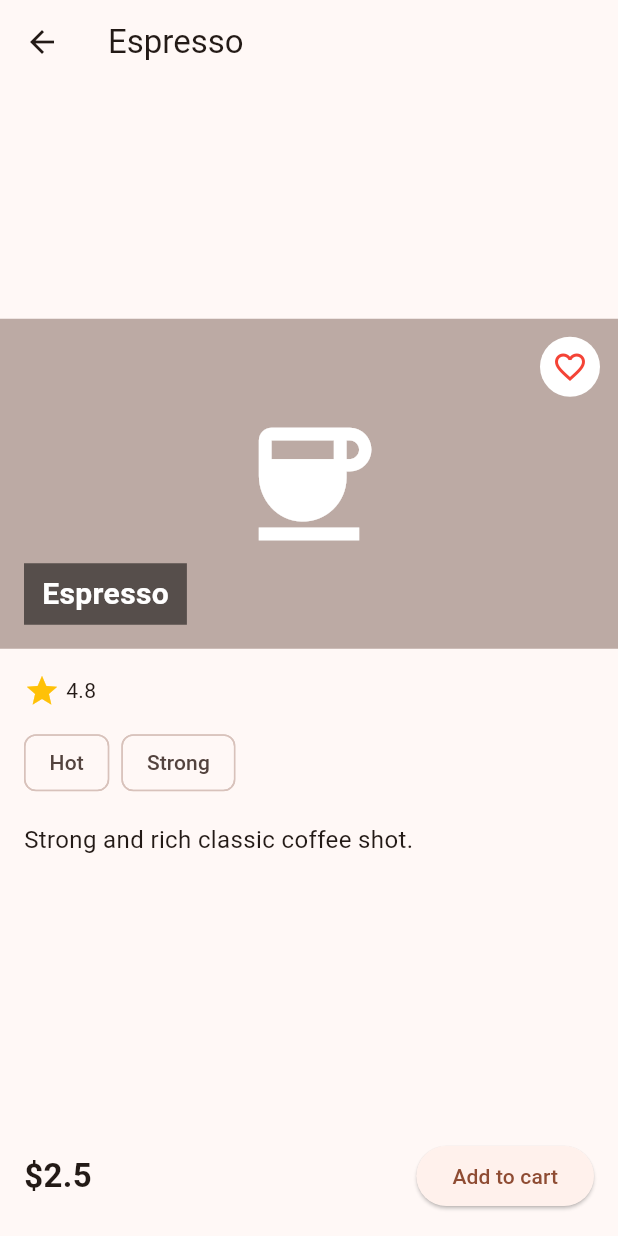
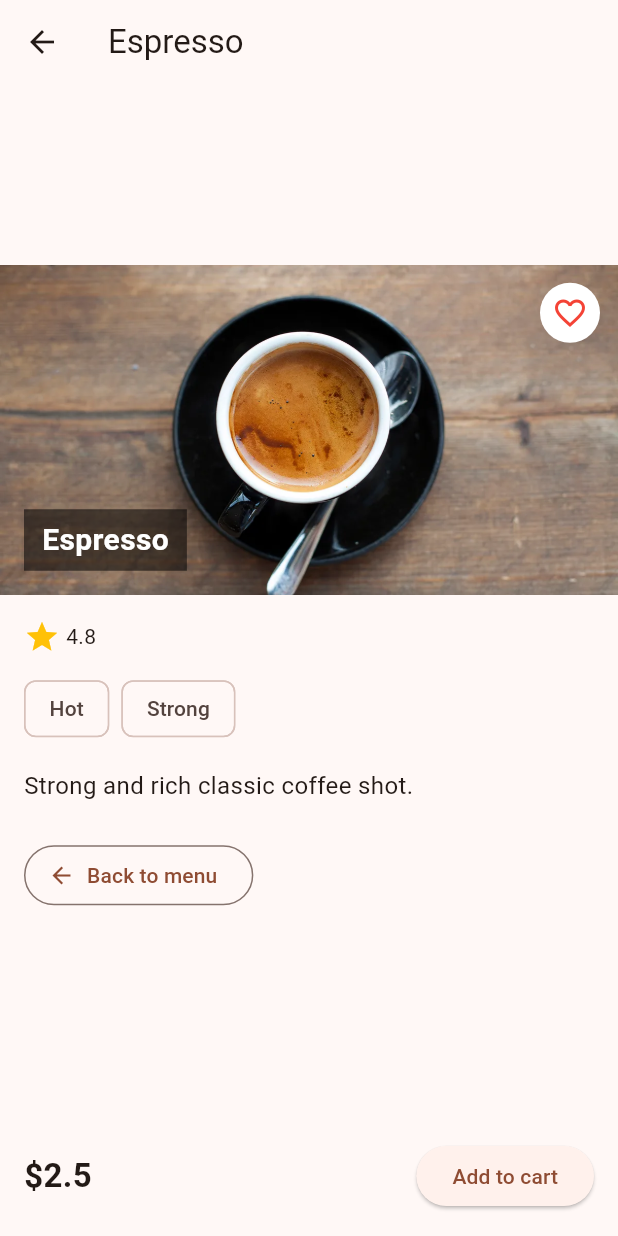
Before and after one commit to AdllYul/bean_box, a Flutter app: the screen it shows after launch, after a tap on "Espresso", on a phone screen of 412 x 824 dp. Run offline on Flutter 3.47's test engine with Material 3 defaults, Android fonts, the phone set to English and light mode, and no system bars.

Commit message:
Lab7: navigation, favorites, profile

```diff
--- a/lib/main.dart
+++ b/lib/main.dart
@@ -1,5 +1,5 @@
 import 'package:flutter/material.dart';
-import 'screens/home_screen.dart';
+import 'screens/root_screen.dart';
 
 void main() {
   runApp(const MyApp());
@@ -15,7 +15,7 @@ class MyApp extends StatelessWidget {
       theme: ThemeData(
         colorScheme: ColorScheme.fromSeed(seedColor: Colors.brown),
       ),
-      home: const HomeScreen(),
+      home: const RootScreen(),
     );
   }
 }
--- a/lib/screens/detail_screen.dart
+++ b/lib/screens/detail_screen.dart
@@ -3,15 +3,28 @@ import '../models/product.dart';
 
 class DetailScreen extends StatefulWidget {
   final Product product;
+  final bool isFavorite;
+  final void Function(Product) onToggleFavorite;
 
-  const DetailScreen({super.key, required this.product});
+  const DetailScreen({
+    super.key,
+    required this.product,
+    required this.isFavorite,
+    required this.onToggleFavorite,
+  });
 
   @override
   State<DetailScreen> createState() => _DetailScreenState();
 }
 
 class _DetailScreenState extends State<DetailScreen> {
-  bool isFavorite = false;
+  late bool isFavorite;
+
+  @override
+  void initState() {
+    super.initState();
+    isFavorite = widget.isFavorite;
+  }
 
   @override
   Widget build(BuildContext context) {
@@ -28,15 +41,19 @@ class _DetailScreenState extends State<DetailScreen> {
               children: [
                 Stack(
                   children: [
-                    Container(
+                    Image.asset(
+                      product.image,
                       height: 220,
                       width: double.infinity,
-                      color: Colors.brown.shade200,
-                      child: const Icon(
-                        Icons.coffee,
-                        size: 100,
-                        color: Colors.white,
-                      ),
+                      fit: BoxFit.cover,
+                      errorBuilder: (context, error, stackTrace) {
+                        return Container(
+                          height: 220,
+                          width: double.infinity,
+                          color: Colors.brown.shade200,
+                          child: const Icon(Icons.coffee, size: 100),
+                        );
+                      },
                     ),
                     Positioned(
                       top: 8,
@@ -50,6 +67,7 @@ class _DetailScreenState extends State<DetailScreen> {
                           color: Colors.red,
                         ),
                         onPressed: () {
+                          widget.onToggleFavorite(product);
                           setState(() {
                             isFavorite = !isFavorite;
                           });
@@ -102,6 +120,14 @@ class _DetailScreenState extends State<DetailScreen> {
                         product.description,
                         style: const TextStyle(fontSize: 16),
                       ),
+                      const SizedBox(height: 24),
+                      OutlinedButton.icon(
+                        onPressed: () {
+                          Navigator.pop(context);
+                        },
+                        icon: const Icon(Icons.arrow_back),
+                        label: const Text('Back to menu'),
+                      ),
                     ],
                   ),
                 ),
--- a/lib/screens/home_screen.dart
+++ b/lib/screens/home_screen.dart
@@ -3,7 +3,14 @@ import '../models/product.dart';
 import '../widgets/product_card.dart';
 
 class HomeScreen extends StatelessWidget {
-  const HomeScreen({super.key});
+  final List<Product> favorites;
+  final void Function(Product) onToggleFavorite;
+
+  const HomeScreen({
+    super.key,
+    required this.favorites,
+    required this.onToggleFavorite,
+  });
 
   @override
   Widget build(BuildContext context) {
@@ -12,7 +19,12 @@ class HomeScreen extends StatelessWidget {
       body: ListView.builder(
         itemCount: products.length,
         itemBuilder: (context, index) {
-          return ProductCard(product: products[index]);
+          final product = products[index];
+          return ProductCard(
+            product: product,
+            isFavorite: favorites.contains(product),
+            onToggleFavorite: onToggleFavorite,
+          );
         },
       ),
     );
--- /dev/null
+++ b/lib/screens/profile_screen.dart
@@ -0,0 +1,13 @@
+import 'package:flutter/material.dart';
+
+class ProfileScreen extends StatelessWidget {
+  const ProfileScreen({super.key});
+
+  @override
+  Widget build(BuildContext context) {
+    return Scaffold(
+      appBar: AppBar(title: const Text('Profile')),
+      body: const Center(child: Text('Profile')),
+    );
+  }
+}
--- /dev/null
+++ b/lib/screens/root_screen.dart
@@ -0,0 +1,59 @@
+import 'package:flutter/material.dart';
+import '../models/product.dart';
+import 'home_screen.dart';
+import 'favorites_screen.dart';
+import 'profile_screen.dart';
+
+class RootScreen extends StatefulWidget {
+  const RootScreen({super.key});
+
+  @override
+  State<RootScreen> createState() => _RootScreenState();
+}
+
+class _RootScreenState extends State<RootScreen> {
+  int currentIndex = 0;
+  final List<Product> favorites = [];
+
+  void toggleFavorite(Product product) {
+    setState(() {
+      if (favorites.contains(product)) {
+        favorites.remove(product);
+      } else {
+        favorites.add(product);
+      }
+    });
+  }
+
+  @override
+  Widget build(BuildContext context) {
+    final tabs = [
+      HomeScreen(favorites: favorites, onToggleFavorite: toggleFavorite),
+      FavoritesScreen(favorites: favorites, onToggleFavorite: toggleFavorite),
+      const ProfileScreen(),
+    ];
+
+    return Scaffold(
+      body: IndexedStack(
+        index: currentIndex,
+        children: tabs,
+      ),
+      bottomNavigationBar: BottomNavigationBar(
+        currentIndex: currentIndex,
+        onTap: (index) {
+          setState(() {
+            currentIndex = index;
+          });
+        },
+        items: const [
+          BottomNavigationBarItem(icon: Icon(Icons.home), label: 'Feed'),
+          BottomNavigationBarItem(
+            icon: Icon(Icons.favorite),
+            label: 'Favorites',
+          ),
+          BottomNavigationBarItem(icon: Icon(Icons.person), label: 'Profile'),
+        ],
+      ),
+    );
+  }
+}
--- a/lib/widgets/product_card.dart
+++ b/lib/widgets/product_card.dart
@@ -1,12 +1,18 @@
 import 'package:flutter/material.dart';
-
 import '../models/product.dart';
 import '../screens/detail_screen.dart';
 
 class ProductCard extends StatelessWidget {
   final Product product;
+  final bool isFavorite;
+  final void Function(Product) onToggleFavorite;
 
-  const ProductCard({super.key, required this.product});
+  const ProductCard({
+    super.key,
+    required this.product,
+    required this.isFavorite,
+    required this.onToggleFavorite,
+  });
 
   @override
   Widget build(BuildContext context) {
@@ -18,7 +24,11 @@ class ProductCard extends StatelessWidget {
           Navigator.push(
             context,
             MaterialPageRoute(
-              builder: (context) => DetailScreen(product: product),
+              builder: (context) => DetailScreen(
+                product: product,
+                isFavorite: isFavorite,
+                onToggleFavorite: onToggleFavorite,
+              ),
             ),
           );
         },
@@ -30,9 +40,10 @@ class ProductCard extends StatelessWidget {
               height: 160,
               width: double.infinity,
               fit: BoxFit.cover,
-              errorBuilder: (context, error, StackTrace) {
+              errorBuilder: (context, error, stackTrace) {
                 return Container(
                   height: 160,
+                  width: double.infinity,
                   color: Colors.brown.shade100,
                   child: const Icon(Icons.coffee, size: 60),
                 );
@@ -58,11 +69,8 @@ class ProductCard extends StatelessWidget {
                         const SizedBox(height: 8),
                         Row(
                           children: [
-                            const Icon(
-                              Icons.star,
-                              size: 16,
-                              color: Colors.amber,
-                            ),
+                            const Icon(Icons.star,
+                                size: 16, color: Colors.amber),
                             const SizedBox(width: 4),
                             Text('${product.rating}'),
                           ],
```
Also changed, not shown: lib/screens/favorites_screen.dart (+25 -4 lines), 2 other files.
